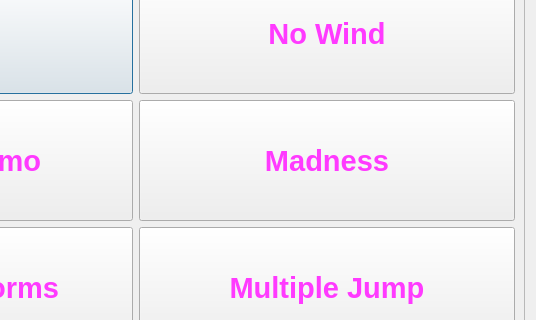
Above: client/cheatmenu.ui from JM-Pascual/TPG-Taller-Worms2D before the change; both pictures show x 264 to 800 and y 104 to 424 of the 800 by 600 pixel window. Below: the same form after it.
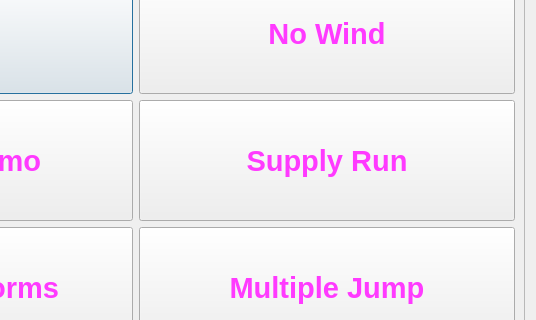
That is the form after the change. Icons and pictures are not drawn.

Commit message:
Nuevo cheat SupplyRun
Se cambia el cheat Madness por SupplyRun el cual spawnea 7 cajas de provisiones en el mapa.
Se cancelan las colisiones entre las cajas.
Se generan aleatoriamente la posiciones de las cajas.

The edit to the form file:
```diff
--- a/client/cheatmenu.ui
+++ b/client/cheatmenu.ui
@@ -141,7 +141,7 @@
 color: rgb(255, 58, 255)</string>
             </property>
             <property name="text">
-             <string>Madness</string>
+             <string>Supply Run</string>
             </property>
            </widget>
           </item>
```
Left out of the diff: 2 changed lines with no effect on the pictures. The commit also changes 10 other files.
